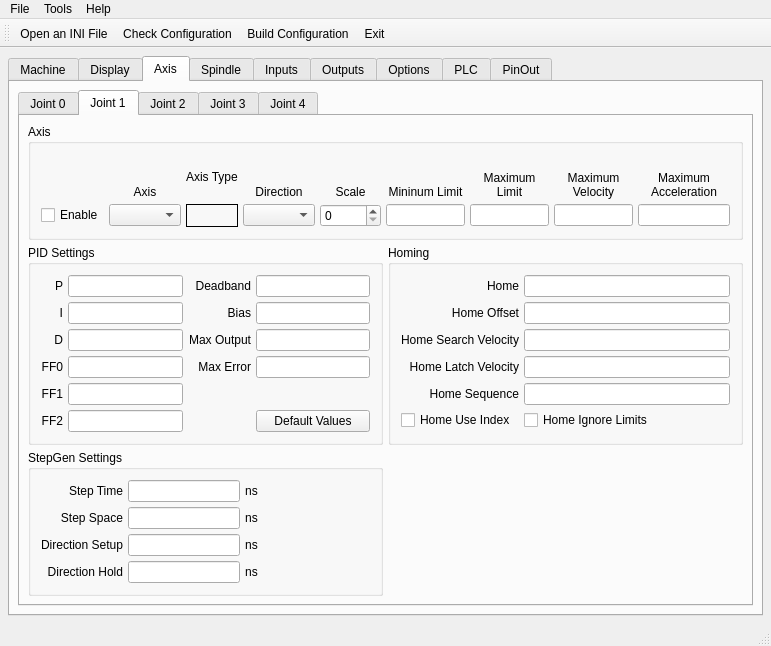
Above: 7i96.ui from snelweg/7i96 before the change. Below: the same form after it.
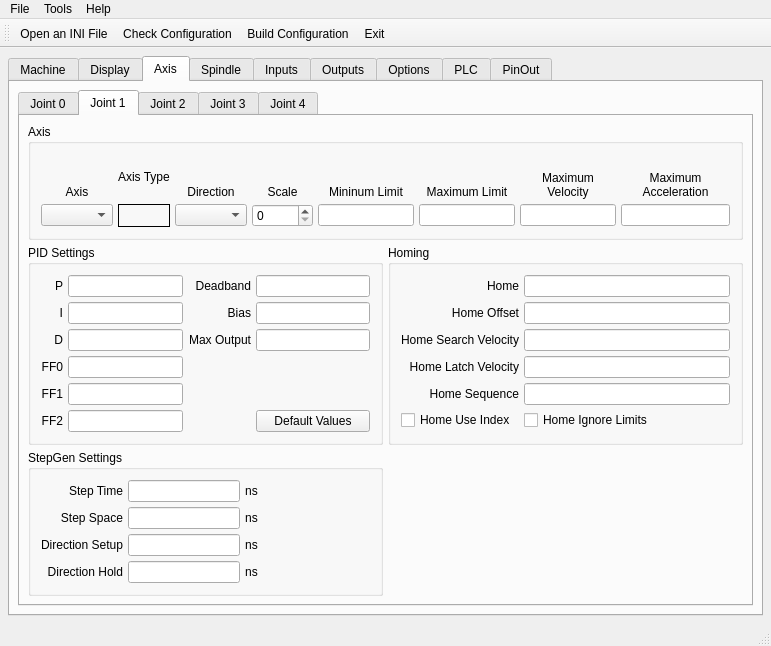
That is the form after the change. The open tabs and pages were chosen to show the change.

Commit message: remove max error and stop empty optional ini items from being added

Diff of the .ui file:
```diff
--- a/7i96.ui
+++ b/7i96.ui
@@ -1343,10 +1343,26 @@
                <property name="spacing">
                 <number>5</number>
                </property>
-               <item row="1" column="1">
+               <item row="1" column="0">
                 <widget class="QComboBox" name="axisCB_1"/>
                </item>
-               <item row="0" column="5">
+               <item row="1" column="2">
+                <widget class="QComboBox" name="stepDir_1"/>
+               </item>
+               <item row="0" column="7">
+                <widget class="QLabel" name="label_75">
+                 <property name="text">
+                  <string>Maximum Acceleration</string>
+                 </property>
+                 <property name="alignment">
+                  <set>Qt::AlignBottom|Qt::AlignHCenter</set>
+                 </property>
+                 <property name="wordWrap">
+                  <bool>true</bool>
+                 </property>
+                </widget>
+               </item>
+               <item row="0" column="4">
                 <widget class="QLabel" name="label_63">
                  <property name="text">
                   <string>Mininum Limit</string>
@@ -1359,14 +1375,7 @@
                  </property>
                 </widget>
                </item>
-               <item row="1" column="0">
-                <widget class="QCheckBox" name="stepper_1">
-                 <property name="text">
-                  <string>Enable</string>
-                 </property>
-                </widget>
-               </item>
-               <item row="0" column="1">
+               <item row="0" column="0">
                 <widget class="QLabel" name="label_50">
                  <property name="text">
                   <string>Axis</string>
@@ -1376,17 +1385,14 @@
                  </property>
                 </widget>
                </item>
-               <item row="1" column="4">
+               <item row="1" column="3">
                 <widget class="QSpinBox" name="scale_1">
                  <property name="maximum">
                   <number>25000</number>
                  </property>
                 </widget>
                </item>
-               <item row="1" column="3">
-                <widget class="QComboBox" name="stepDir_1"/>
-               </item>
-               <item row="0" column="3">
+               <item row="0" column="2">
                 <widget class="QLabel" name="label_51">
                  <property name="text">
                   <string>Direction</string>
@@ -1396,21 +1402,21 @@
                  </property>
                 </widget>
                </item>
-               <item row="1" column="5">
+               <item row="1" column="4">
                 <widget class="QLineEdit" name="minLimit_1">
                  <property name="alignment">
                   <set>Qt::AlignRight|Qt::AlignTrailing|Qt::AlignVCenter</set>
                  </property>
                 </widget>
                </item>
-               <item row="1" column="6">
+               <item row="1" column="5">
                 <widget class="QLineEdit" name="maxLimit_1">
                  <property name="alignment">
                   <set>Qt::AlignRight|Qt::AlignTrailing|Qt::AlignVCenter</set>
                  </property>
                 </widget>
                </item>
-               <item row="0" column="6">
+               <item row="0" column="5">
                 <widget class="QLabel" name="label_68">
                  <property name="text">
                   <string>Maximum Limit</string>
@@ -1426,7 +1432,7 @@
                  </property>
                 </widget>
                </item>
-               <item row="0" column="7">
+               <item row="0" column="6">
                 <widget class="QLabel" name="label_74">
                  <property name="text">
                   <string>Maximum Velocity</string>
@@ -1439,51 +1445,38 @@
                  </property>
                 </widget>
                </item>
-               <item row="0" column="4">
-                <widget class="QLabel" name="label_52">
-                 <property name="text">
-                  <string>Scale</string>
-                 </property>
-                 <property name="alignment">
-                  <set>Qt::AlignBottom|Qt::AlignHCenter</set>
-                 </property>
-                </widget>
-               </item>
-               <item row="0" column="8">
-                <widget class="QLabel" name="label_75">
-                 <property name="text">
-                  <string>Maximum Acceleration</string>
-                 </property>
-                 <property name="alignment">
-                  <set>Qt::AlignBottom|Qt::AlignHCenter</set>
-                 </property>
-                 <property name="wordWrap">
-                  <bool>true</bool>
-                 </property>
-                </widget>
-               </item>
-               <item row="1" column="7">
+               <item row="1" column="6">
                 <widget class="QLineEdit" name="maxVelocity_1">
                  <property name="alignment">
                   <set>Qt::AlignRight|Qt::AlignTrailing|Qt::AlignVCenter</set>
                  </property>
                 </widget>
                </item>
-               <item row="1" column="8">
+               <item row="0" column="3">
+                <widget class="QLabel" name="label_52">
+                 <property name="text">
+                  <string>Scale</string>
+                 </property>
+                 <property name="alignment">
+                  <set>Qt::AlignBottom|Qt::AlignHCenter</set>
+                 </property>
+                </widget>
+               </item>
+               <item row="1" column="7">
                 <widget class="QLineEdit" name="maxAccel_1">
                  <property name="alignment">
                   <set>Qt::AlignRight|Qt::AlignTrailing|Qt::AlignVCenter</set>
                  </property>
                 </widget>
                </item>
-               <item row="0" column="2">
+               <item row="0" column="1">
                 <widget class="QLabel" name="label_5">
                  <property name="text">
                   <string>Axis Type</string>
                  </property>
                 </widget>
                </item>
-               <item row="1" column="2">
+               <item row="1" column="1">
                 <widget class="QLabel" name="axisType_1">
                  <property name="frameShape">
                   <enum>QFrame::Box</enum>
@@ -1657,26 +1650,6 @@
                  </property>
                 </widget>
                </item>
-               <item row="3" column="2">
-                <widget class="QLabel" name="label_231">
-                 <property name="text">
-                  <string>Max Error</string>
-                 </property>
-                 <property name="alignment">
-                  <set>Qt::AlignRight|Qt::AlignTrailing|Qt::AlignVCenter</set>
-                 </property>
-                </widget>
-               </item>
-               <item row="3" column="3">
-                <widget class="QLineEdit" name="maxError_1">
-                 <property name="text">
-                  <string/>
-                 </property>
-                 <property name="alignment">
-                  <set>Qt::AlignRight|Qt::AlignTrailing|Qt::AlignVCenter</set>
-                 </property>
-                </widget>
-               </item>
                <item row="4" column="0">
                 <widget class="QLabel" name="label_232">
                  <property name="text">
```
Left out of the diff: 302 changed lines with no effect on the pictures. The commit also changes 2 other files.
